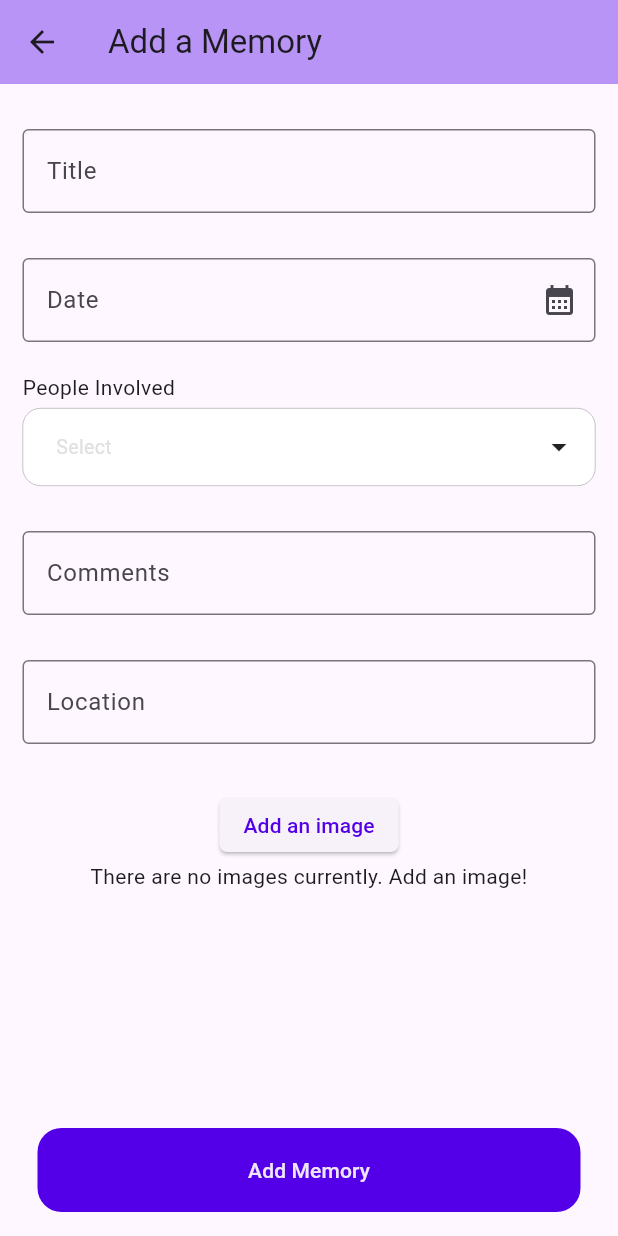
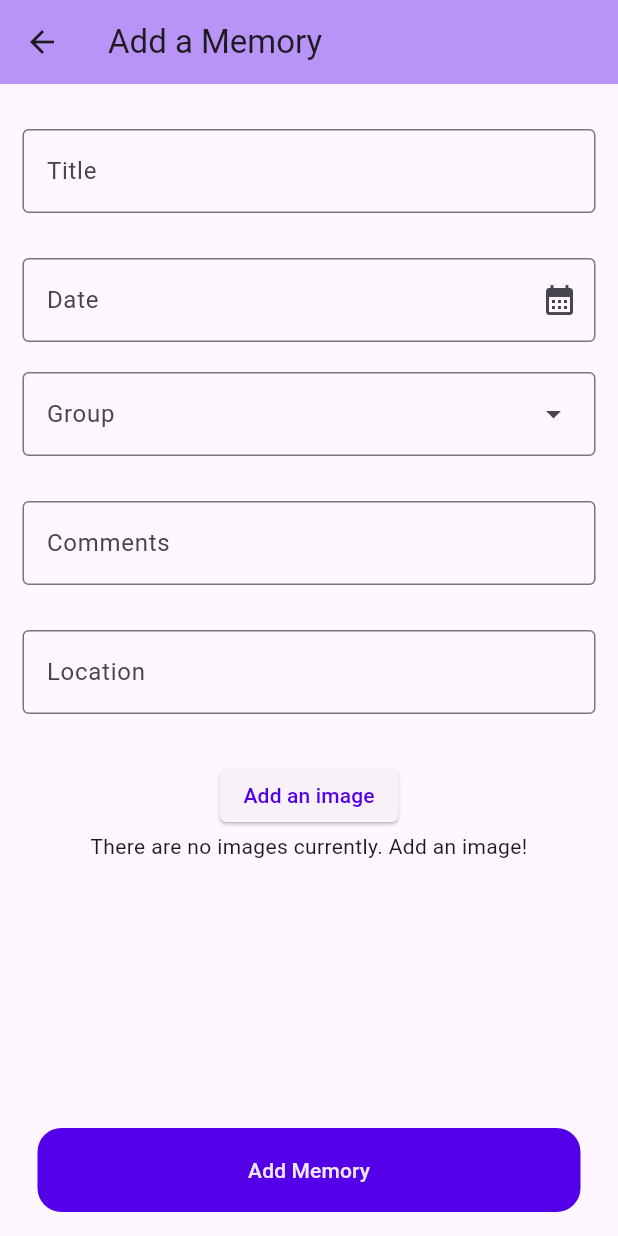
Before and after one commit to ID2216-Group2/mobile_app, a Flutter app: the MemoriesScreen screen opened directly, after a tap on "Add Memory", on a phone screen of 412 x 824 dp. Run offline on Flutter 3.47's test engine with Material 3 defaults, Android fonts, the phone set to English and light mode, and no system bars; drawn by our look-alikes of multi_dropdown; our stand-ins replace carousel_slider, cloud_firestore, firebase_core, firebase_storage, image_picker; accounts and stored records are empty; project files that could hold a hidden picture were left out.

Commit message:
fixed bug where BillItems are not cleared and refactored globalUser

```diff
--- a/lib/components/memorytile.dart
+++ b/lib/components/memorytile.dart
@@ -3,7 +3,7 @@ import 'dart:typed_data';
 import 'package:firebase_storage/firebase_storage.dart';
 import 'package:flutter/material.dart';
 import 'package:test_app/classes/memory.dart';
-import 'package:test_app/screens/viewmemory.dart';
+import 'package:test_app/screens/Memory/viewmemory.dart';
 
 final storageRef = FirebaseStorage.instance.ref();
 
--- a/lib/main.dart
+++ b/lib/main.dart
@@ -1,6 +1,6 @@
 import 'package:flutter/material.dart';
 import 'screens/Expenditure/expenditure.dart';
-import 'screens/memories.dart';
+import 'screens/Memory/memories.dart';
 import 'screens/itinerary.dart';
 import 'screens/saved.dart';
 import 'screens/home.dart';
--- a/lib/screens/Expenditure/createexpenditure.dart
+++ b/lib/screens/Expenditure/createexpenditure.dart
@@ -137,7 +137,7 @@ class CreateExpenditureState extends State<CreateExpenditure> {
                     people: (selectedGroup as Group).people.map((person) {
                       return person.id;
                     }).toList(),
-                    creator: globalUser,
+                    creator: globalUser.id,
                     group: (selectedGroup as Group).id));
           },
           // icon: const Icon(Icons.edit, color: Color(Colours.WHITECONTRAST)),
--- a/lib/screens/Expenditure/settleup.dart
+++ b/lib/screens/Expenditure/settleup.dart
@@ -43,14 +43,16 @@ class SettleUpState extends State<SettleUpScreen> {
                     label: const Text('Group'),
                     onSelected: (group) {
                       setState(() {
+                        bills.clear();
+
                         selectedGroup = group as Group;
                         billMatrix = selectedGroup!.bills;
                         List<Person> people = selectedGroup!.people;
                         int currentUserIdx = people
-                            .indexWhere((person) => person.id == globalUser);
+                            .indexWhere((person) => person.id == globalUser.id);
 
                         for (var i = 0; i < people.length; i++) {
-                          if (people[i].id == globalUser) {
+                          if (people[i].id == globalUser.id) {
                             continue;
                           }
                           double amountLent = billMatrix[i][currentUserIdx] -
--- a/lib/screens/creatememory.dart
+++ b/lib/screens/Memory/creatememory.dart
@@ -1,12 +1,12 @@
 import 'dart:async';
 import 'dart:typed_data';
+import 'package:test_app/classes/group.dart';
 import 'package:uuid/uuid.dart';
 import 'package:flutter/material.dart';
 import 'package:test_app/classes/memory.dart';
 import 'package:test_app/classes/people.dart';
 import 'package:test_app/constants/colours.dart';
 import 'package:test_app/components/imagepickercard.dart';
-import 'package:multi_dropdown/multiselect_dropdown.dart';
 import 'package:firebase_storage/firebase_storage.dart';
 import 'package:image_picker/image_picker.dart';
 import 'package:test_app/utility/globals.dart';
@@ -14,6 +14,7 @@ import 'package:test_app/utility/globals.dart';
 class CreateMemoryState extends State<CreateMemory> {
   DateTime selectedDate = DateTime.now();
   String? selectedComments = "";
+  Group? selectedGroup;
   List<Person> persons = [];
   List<String> imgList = [];
 
@@ -25,7 +26,7 @@ class CreateMemoryState extends State<CreateMemory> {
   final TextEditingController nameController = TextEditingController();
   final TextEditingController locationController = TextEditingController();
   final TextEditingController commentsController = TextEditingController();
-  final MultiSelectController<Person> groupController = MultiSelectController();
+  final TextEditingController groupController = TextEditingController();
 
   List<Widget> imageSliders = [];
 
@@ -116,50 +117,22 @@ class CreateMemoryState extends State<CreateMemory> {
                   Padding(
                       padding: const EdgeInsets.only(
                           top: 5.0, bottom: 15.0, left: 15.0, right: 15.0),
-                    child: Column(
-                      crossAxisAlignment: CrossAxisAlignment.start,
-                      children: [
-                        const Text('People Involved'),
-                        const SizedBox(
-                          height: 4,
-                        ),
-                        MultiSelectDropDown<Person>(
-                          fieldBackgroundColor: null,
-                          showClearIcon: false,
+                      child: SizedBox(
+                          child: DropdownMenu(
+                        expandedInsets: EdgeInsets.zero,
                         controller: groupController,
-                          onOptionSelected: (options) {
+                        requestFocusOnTap: false,
+                        label: const Text('Group'),
+                        onSelected: (group) {
                           setState(() {
-                              persons = options
-                                  .toList()
-                                  .map((item) => item.value)
-                                  .toList()
-                                  .cast<Person>();
+                            selectedGroup = group;
                           });
                         },
-                          options: widget.group
-                              .map((item) =>
-                                  ValueItem(label: item.name, value: item))
+                        dropdownMenuEntries: widget.groups
+                            .map((item) => DropdownMenuEntry(
+                                label: item.name, value: item))
                             .toList(),
-                          maxItems: 4,
-                          selectionType: SelectionType.multi,
-                          chipConfig: const ChipConfig(
-                              wrapType: WrapType.wrap,
-                              backgroundColor: Color(Colours.p500)),
-                          optionTextStyle: const TextStyle(fontSize: 16),
-                          selectedOptionIcon: const Icon(
-                            Icons.check_circle,
-                            color: Color(Colours.p500),
-                          ),
-                          selectedOptionTextColor: Colors.blue,
-                          searchEnabled: false,
-                          dropdownMargin: 2,
-                          onOptionRemoved: (index, option) {
-                            print('Removed: $option');
-                          },
-                        ),
-                      ],
-                    ),
-                  ),
+                      ))),
                   Padding(
                     padding: const EdgeInsets.all(15.0),
                     child: TextField(
@@ -215,7 +188,7 @@ class CreateMemoryState extends State<CreateMemory> {
                   title: nameController.text,
                   comments: commentsController.text,
                   people: persons.map((person) => person.id).toList(),
-                  creator: globalUser,
+                  creator: globalUser.id,
                 ));
           },
           // icon: const Icon(Icons.edit, color: Color(Colours.WHITECONTRAST)),
@@ -229,8 +202,8 @@ class CreateMemoryState extends State<CreateMemory> {
 }
 
 class CreateMemory extends StatefulWidget {
-  const CreateMemory({super.key, required this.group, required this.creator});
-  final List<Person> group;
+  const CreateMemory({super.key, required this.groups, required this.creator});
+  final List<Group> groups;
   final Person creator;
   @override
   State<CreateMemory> createState() => CreateMemoryState();
--- a/lib/screens/memories.dart
+++ b/lib/screens/Memory/memories.dart
@@ -1,7 +1,8 @@
 import 'package:flutter/material.dart';
+import 'package:test_app/classes/group.dart';
 import 'package:test_app/classes/memory.dart';
 import 'package:test_app/components/memorytile.dart';
-import 'package:test_app/screens/creatememory.dart';
+import 'package:test_app/screens/Memory/creatememory.dart';
 import 'package:test_app/sampledata/people.dart';
 import 'package:test_app/utility/firebaseutils.dart';
 import 'package:test_app/constants/colours.dart';
@@ -18,20 +19,26 @@ class MemoriesScreen extends StatefulWidget {
 
 class MemoriesScreenState extends State<MemoriesScreen> {
   List<Memory> data = [];
-  List<Person> group = [];
+  List<Group> groups = [];
+  bool hasLoaded = false;
+  Person? creator;
 
   @override
   void initState() {
+    hasLoaded = false;
     super.initState();
+
     FirebaseUtils.fetchMemoriesByGroupId(globalGroup).then((fetchedMemories) {
       print(fetchedMemories);
       setState(() {
         data = fetchedMemories;
       });
     });
-    FirebaseUtils.fetchPeopleByGroupId(globalGroup).then((fetchedPeople) {
+
+    FirebaseUtils.fetchGroupsByUserId(globalUser.id, false).then((fetchedGroups) {
       setState(() {
-        group = fetchedPeople;
+        groups = fetchedGroups;
+        hasLoaded = true;
       });
     });
   }
@@ -112,8 +119,8 @@ class MemoriesScreenState extends State<MemoriesScreen> {
               context,
               MaterialPageRoute(
                   builder: (context) => CreateMemory(
-                        group: group,
-                        creator: SamplePeople.muthu,
+                        groups: groups,
+                        creator: globalUser,
                       )),
             );
             if (result != null) {
--- a/lib/screens/SideGroup/components/creategroup.dart
+++ b/lib/screens/SideGroup/components/creategroup.dart
@@ -22,14 +22,14 @@ class CreateGroupState extends State<CreateGroup> {
   }
 
   Future<void> _setOtherUsers() async {
-    List<Person> otherUsers = await FirebaseUtils.fetchOtherUsersByUserId(globalUser);
+    List<Person> otherUsers = await FirebaseUtils.fetchOtherUsersByUserId(globalUser.id);
     setState(() {
       _otherUsers = otherUsers;
     });
   }
 
   Future<void> _setCurrentUser() async {
-    Person currentUser = await FirebaseUtils.fetchUserByUserId(globalUser);
+    Person currentUser = await FirebaseUtils.fetchUserByUserId(globalUser.id);
     setState(() {
       persons = [currentUser];
     });
--- a/lib/screens/SideGroup/hamburger.dart
+++ b/lib/screens/SideGroup/hamburger.dart
@@ -24,7 +24,7 @@ class SideGroupState extends State<SideGroup> {
   void initState() {
     super.initState();
 
-    FirebaseUtils.fetchUserByUserId(globalUser)
+    FirebaseUtils.fetchUserByUserId(globalUser.id)
       .then((user) {
         setState(() {
           currentUser = user;
@@ -32,7 +32,7 @@ class SideGroupState extends State<SideGroup> {
         });
       });
 
-    FirebaseUtils.fetchGroupsByUserId(globalUser, true)
+    FirebaseUtils.fetchGroupsByUserId(globalUser.id, true)
       .then((groups) {
         setState(() {
           userGroups = groups;
@@ -120,7 +120,7 @@ class SideGroupState extends State<SideGroup> {
                     });
                     FirebaseUtils.uploadData("group", newGroup.toDbObject())
                       .then((_) {
-                        FirebaseUtils.fetchGroupsByUserId(globalUser, true)
+                        FirebaseUtils.fetchGroupsByUserId(globalUser.id, true)
                           .then((groups) {
                             setState(() {
                               userGroups = groups;
--- a/lib/utility/globals.dart
+++ b/lib/utility/globals.dart
@@ -1,5 +1,12 @@
 library test_app.globals;
+import 'package:test_app/classes/people.dart';
 
-String globalUser = "0DL12Fz2doyzITdRn6tY";
+
+// ignore: prefer_const_constructors
+Person globalUser = Person(
+      name: "Muthu",
+      id: "0DL12Fz2doyzITdRn6tY",
+      email: "muthu@muthu.com",
+      password: "muthu");
 String globalGroup = "GOd21HeiXFT0GuXCAgTT";
 bool isLogin = false;
```
Also changed, not shown: lib/screens/Expenditure/expenditure.dart (+6 -5 lines), lib/screens/Memory/viewmemory.dart (renamed from lib/screens/viewmemory.dart). Lines whose indentation alone changed are shown as unchanged.
